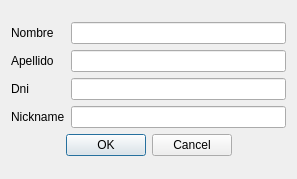
First picture: the form in configuracion/dialogbuscarusuarios.ui, repository rodety/Jireh, before the edit.
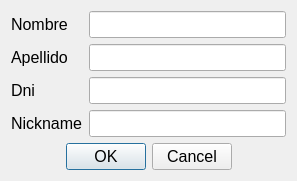
Second picture: the form after the edit.

The edit to the form file:
```diff
--- a/configuracion/dialogbuscarusuarios.ui
+++ b/configuracion/dialogbuscarusuarios.ui
@@ -10,6 +10,11 @@
     <height>179</height>
    </rect>
   </property>
+  <property name="font">
+   <font>
+    <pointsize>12</pointsize>
+   </font>
+  </property>
   <property name="windowTitle">
    <string>Dialog</string>
   </property>
```
Left out of the diff: 10 changed lines with no effect on the pictures.
